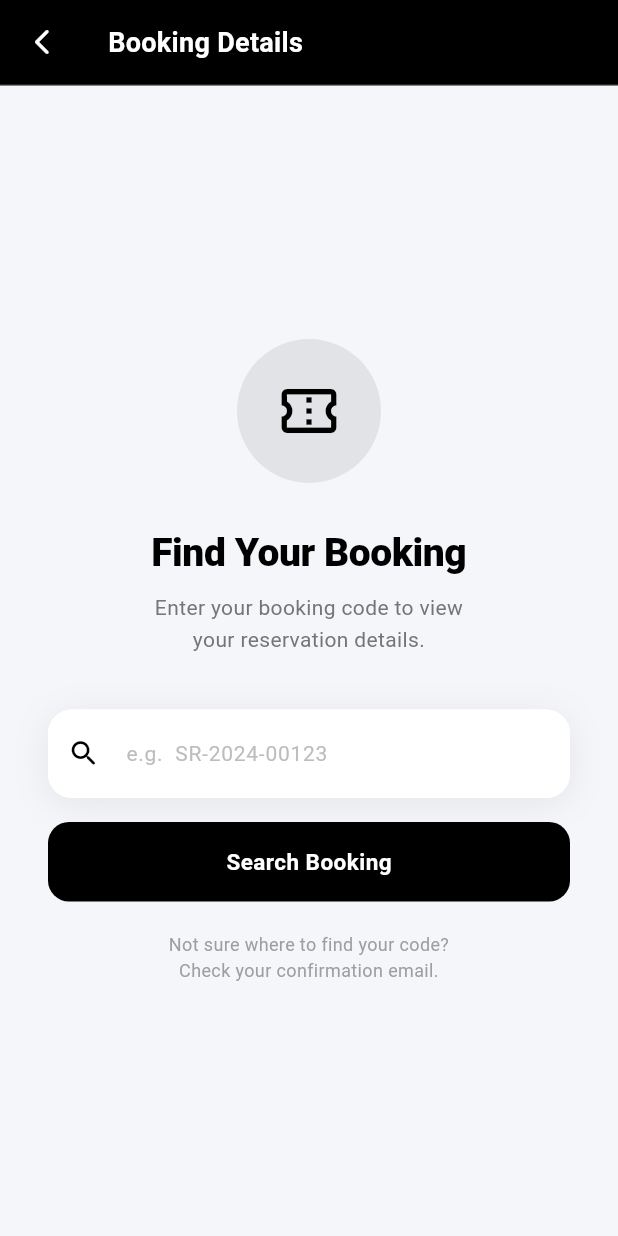
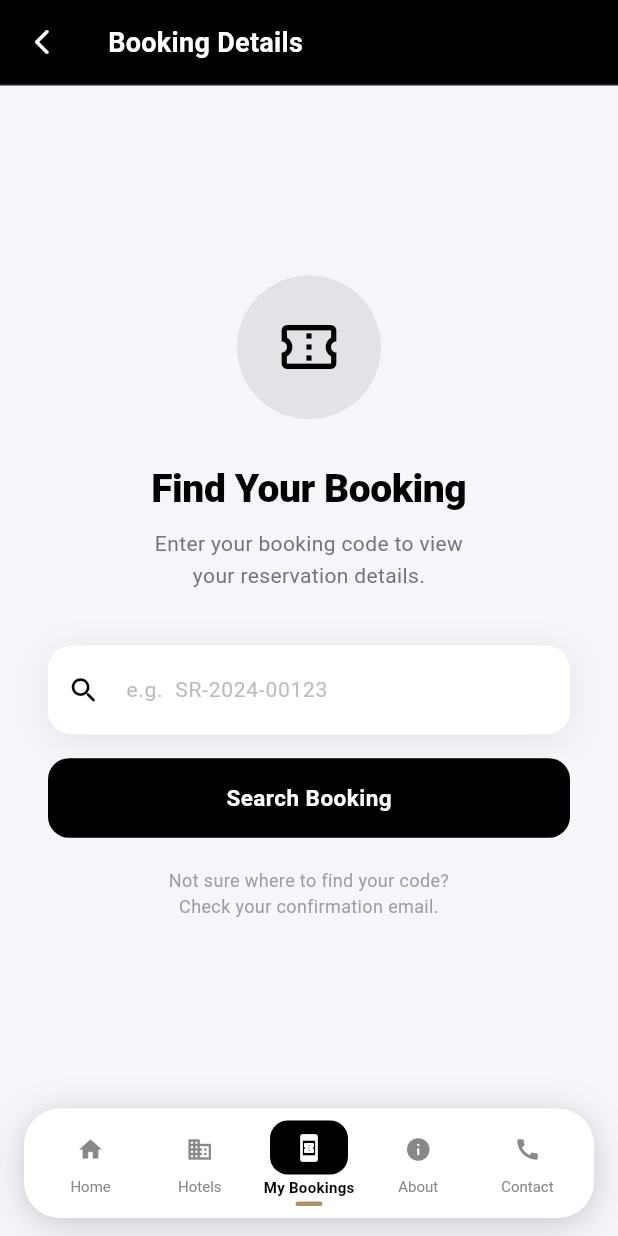
Before and after one commit to bhakti-quotus/group_hotels, a Flutter app: the BookingDetailsPage screen opened by its route, on a phone screen of 412 x 824 dp. Run offline on Flutter 3.47's test engine with Material 3 defaults, Android fonts, the phone set to English and light mode, and no system bars; our stand-ins replace cached_network_image, device_info_plus, flutter_dotenv, flutter_svg, get, hive and 5 more; accounts and stored records are empty; network calls fail.

Commit message:
my-booking page fixed

```diff
--- a/lib/ui/booking_details_page.dart
+++ b/lib/ui/booking_details_page.dart
@@ -2,7 +2,10 @@ import 'package:flutter/material.dart';
 import 'package:group/group/common/theme/theme.dart';
 import 'package:get/get.dart';
 import 'package:group/group/controllers/api_controller.dart';
+import 'package:group/group/controllers/hotel_controller.dart';
 import 'package:group/group/utils/app_routes.dart';
+import 'package:group/group/common/bottom_navitem/bottom_navitem_list.dart';
+import 'package:group/ui/bottom_navbar/bottom_navbar.dart';
 import 'package:group/ui/booking_page/modify_booking_page.dart';
 import 'package:group/ui/booking_page/cancel_booking_page.dart';
 import 'package:intl/intl.dart';
@@ -19,7 +22,7 @@ class BookingDetailsPage extends StatefulWidget {
 }
 
 class _BookingDetailsPageState extends State<BookingDetailsPage>
-    with SingleTickerProviderStateMixin {
+    with TickerProviderStateMixin {
   final ApiController _apiController = Get.find<ApiController>();
   final TextEditingController _searchController = TextEditingController();
 
@@ -32,9 +35,35 @@ class _BookingDetailsPageState extends State<BookingDetailsPage>
   late Animation<double> _fadeAnim;
   late Animation<Offset> _slideAnim;
 
+  // Bottom nav for search state
+  List<BottomNavItem> _navItems = [];
+  Map<String, dynamic> _config = {};
+  int _navCurrentIndex = 2; // My Bookings
+  Color _primaryColor = AppColor.primary;
+
+  Future<void> _loadNavForDetails() async {
+    final items = await BottomNavItemManager.getNavItems(config: _config);
+    if (mounted) {
+      setState(() {
+        _navItems = items;
+      });
+    }
+  }
+
+  void _onNavTapDetails(int index) {
+    Get.offAllNamed(AppRoutes.home);
+  }
+
   @override
   void initState() {
     super.initState();
+    final hotelCtrl = Get.find<HotelController>();
+    _config = hotelCtrl.getConfig() ?? {};
+    final branding = _config['branding'] as Map<String, dynamic>? ?? {};
+    _primaryColor = branding['primaryColor'] != null
+        ? Color(int.parse(branding['primaryColor'].replaceFirst('#', '0xff')))
+        : AppColor.primary;
+
     _animController = AnimationController(
       vsync: this,
       duration: const Duration(milliseconds: 600),
@@ -44,6 +73,8 @@ class _BookingDetailsPageState extends State<BookingDetailsPage>
       begin: const Offset(0, 0.06),
       end: Offset.zero,
     ).animate(CurvedAnimation(parent: _animController, curve: Curves.easeOut));
+
+    _loadNavForDetails();
 
     final code = widget.bookingCode ?? '';
     final prop = widget.propertyCode ?? '';
@@ -69,7 +100,11 @@ class _BookingDetailsPageState extends State<BookingDetailsPage>
     String? propertyCode,
   }) async {
     final code = bookingCode ?? _searchController.text.trim();
-    final prop = propertyCode ?? widget.propertyCode ?? '';
+    String prop = propertyCode ?? widget.propertyCode ?? '';
+    if (prop.isEmpty) {
+      // Fallback: load from config
+      prop = (_config['code'] as String?) ?? '';
+    }
 
     if (code.isEmpty) return;
 
@@ -180,7 +215,14 @@ class _BookingDetailsPageState extends State<BookingDetailsPage>
       backgroundColor: const Color(0xFFF4F6FA),
       appBar: _buildAppBar(),
       body: !_hasSearched ? _buildSearchState() : _buildResultState(),
-      bottomNavigationBar: _buildBottomActionBar(),
+      bottomNavigationBar: !_hasSearched
+        ? (_navItems.isEmpty ? null : BottomNavbar(
+            currentIndex: _navCurrentIndex,
+            onTap: _onNavTapDetails,
+            items: _navItems,
+            primaryColor: _primaryColor,
+          ))
+        : _buildBottomActionBar(),
     );
   }
 
```
Also changed, not shown: lib/group/views/home/home_page.dart (+15 -2 lines), 1 other file.
